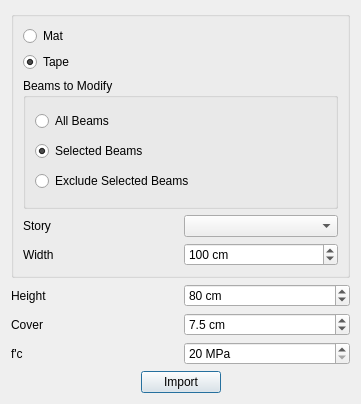
Qt form safe/punch/Resources/ui/etabs_panel.ui (ebrahimraeyat/OSAFE) before a commit.
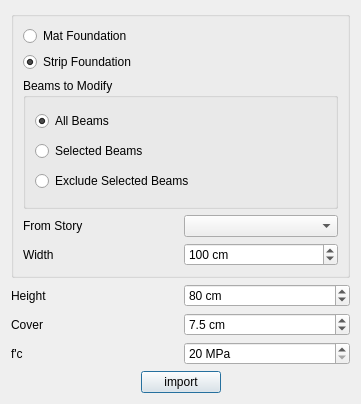
The same form after that commit.

Commit message: change the ui of etabs import model

```diff
--- a/safe/punch/Resources/ui/etabs_panel.ui
+++ b/safe/punch/Resources/ui/etabs_panel.ui
@@ -25,14 +25,14 @@
         <item>
          <widget class="QRadioButton" name="mat">
           <property name="text">
-           <string>Mat</string>
+           <string>Mat Foundation</string>
           </property>
          </widget>
         </item>
         <item>
          <widget class="QRadioButton" name="tape">
           <property name="text">
-           <string>Tape</string>
+           <string>Strip Foundation</string>
           </property>
           <property name="checked">
            <bool>true</bool>
@@ -51,7 +51,7 @@
               <string>All Beams</string>
              </property>
              <property name="checked">
-              <bool>false</bool>
+              <bool>true</bool>
              </property>
             </widget>
            </item>
@@ -61,7 +61,7 @@
               <string>Selected Beams</string>
              </property>
              <property name="checked">
-              <bool>true</bool>
+              <bool>false</bool>
              </property>
             </widget>
            </item>
@@ -80,7 +80,7 @@
           <item>
            <widget class="QLabel" name="story_label">
             <property name="text">
-             <string>Story</string>
+             <string>From Story</string>
             </property>
            </widget>
           </item>
@@ -212,7 +212,7 @@
      <item>
       <widget class="QPushButton" name="import_button">
        <property name="text">
-        <string>Import</string>
+        <string>import</string>
        </property>
       </widget>
      </item>
```
